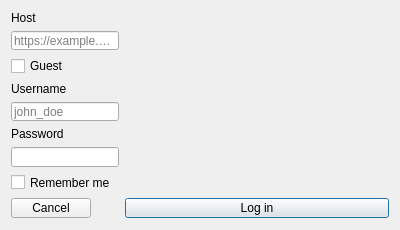
This is src/ui/loginwindow.ui in ItsShamed/mosme as Qt 5 draws it before an edit. The edited form follows.
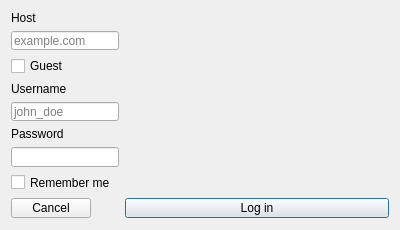
This is the edited form.

Commit message: feat(ui): something

```diff
--- a/src/ui/loginwindow.ui
+++ b/src/ui/loginwindow.ui
@@ -48,7 +48,7 @@
       <string/>
      </property>
      <property name="placeholderText">
-      <string>https://example.com</string>
+      <string>example.com</string>
      </property>
     </widget>
    </item>
```
The commit also changes 2 other files.
